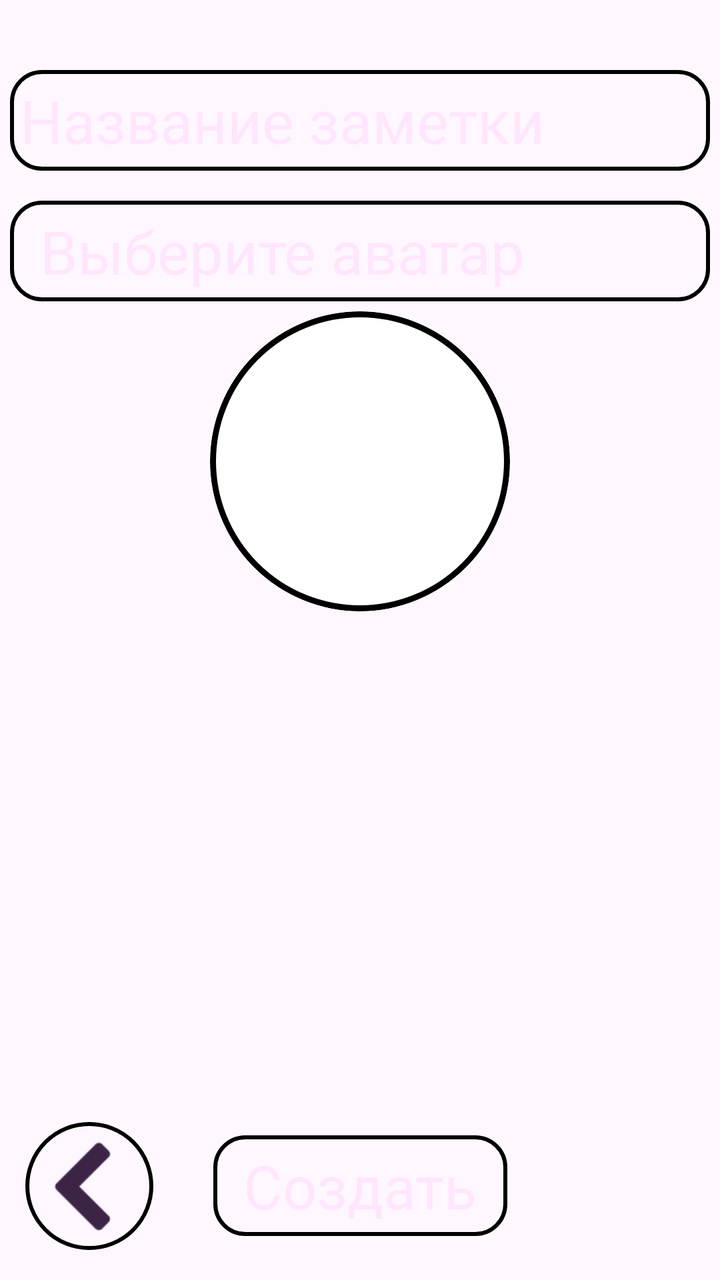
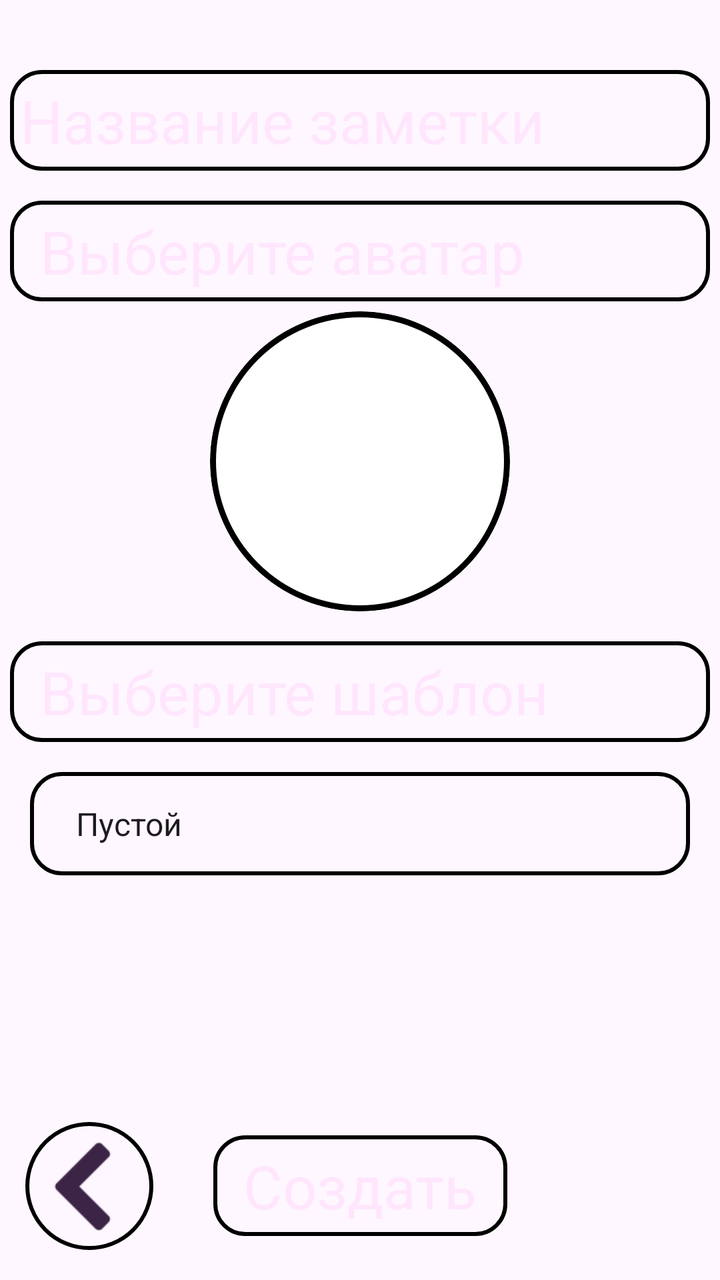

Screens rendered from an Android XML layout before and after an edit, with the pre-edit source and the edit as a unified diff.
<!-- AndroidManifest.xml: application theme Theme.CharaDesk -->
<!-- res/layout/activity_create_note.xml -->
<?xml version="1.0" encoding="utf-8"?>
<androidx.constraintlayout.widget.ConstraintLayout xmlns:android="http://schemas.android.com/apk/res/android"
    xmlns:app="http://schemas.android.com/apk/res-auto"
    xmlns:tools="http://schemas.android.com/tools"
    android:id="@+id/main"
    android:layout_width="match_parent"
    android:layout_height="match_parent"
    tools:context=".MainMenu">
    <EditText
        android:id="@+id/note_title"
        android:layout_width="match_parent"
        android:layout_height="wrap_content"
        android:background="@drawable/rounded_text_main"
        android:hint="Название заметки"
        android:textColorHint="?attr/colorHint"
        android:textColor="@color/white"
        android:maxLines="1"
        android:maxLength="30"
        android:inputType="text"
        android:ellipsize="end"
        android:textSize="@dimen/MainText"
        android:layout_marginTop="@dimen/marginTop"
        android:layout_marginLeft="@dimen/paddingL"
        android:layout_marginRight="@dimen/paddingL"
        android:paddingTop="@dimen/paddingL"
        android:paddingBottom="@dimen/paddingL"
        android:paddingRight="@dimen/paddingL"
        android:paddingLeft="@dimen/paddingL"
        android:clickable="true"
        android:focusable="true"

        app:layout_constraintTop_toTopOf="parent"/>

    <TextView
        android:id="@+id/subtitle"
        android:layout_width="match_parent"
        android:layout_height="wrap_content"
        android:text="Выберите аватар"
        android:textColor="@color/white"
        android:textSize="@dimen/MainText"
        android:background="@drawable/rounded_text_main"
        android:layout_marginTop="@dimen/paddingB"
        android:layout_marginLeft="@dimen/paddingL"
        android:layout_marginRight="@dimen/paddingL"
        android:paddingTop="@dimen/paddingL"
        android:paddingBottom="@dimen/paddingL"
        android:paddingRight="@dimen/paddingB"
        android:paddingLeft="@dimen/paddingB"

        app:layout_constraintTop_toBottomOf="@id/note_title" />

    <androidx.cardview.widget.CardView
        android:layout_width="150dp"
        android:layout_height="150dp"
        app:cardCornerRadius="75dp"
        app:cardElevation="0dp"
        android:clickable="true"
        android:focusable="true"
        android:onClick="onClickSelectAvatar"
        android:layout_marginTop="@dimen/paddingL"
        app:layout_constraintTop_toBottomOf="@id/subtitle"
        app:layout_constraintStart_toStartOf="parent"
        app:layout_constraintEnd_toEndOf="parent"
        >

        <View
            android:layout_width="match_parent"
            android:layout_height="match_parent"
            android:background="@drawable/rounded_avatar"/>

        <ImageView
            android:id="@+id/avatar_preview"
            android:layout_width="match_parent"
            android:layout_height="match_parent"
            android:src="@drawable/ic_image_placeholder"
            android:scaleType="centerCrop" />
    </androidx.cardview.widget.CardView>
    <LinearLayout
        android:layout_width="match_parent"
        android:layout_height="wrap_content"
        android:orientation="horizontal"
        android:layout_marginTop="@dimen/paddingL"
        android:gravity="center"
        app:layout_constraintBottom_toBottomOf="parent"
        >
        <ImageButton
            android:id="@+id/button_back"
            android:layout_width="64dp"
            android:layout_height="64dp"
            android:scaleType="centerCrop"
            android:src="@drawable/icon_back"
            android:padding="@dimen/paddingL"
            android:layout_margin="@dimen/paddingB"
            android:background="@drawable/rounded_buttons"
            app:tint="?attr/colorBorder"
            android:onClick="onClickBack"
            app:layout_constraintBottom_toBottomOf="parent"
            app:layout_constraintStart_toStartOf="parent">
        </ImageButton>
        <View
            android:layout_width="0dp"
            android:layout_height="0dp"
            android:layout_weight="1"/>
        <TextView
            android:layout_width="wrap_content"
            android:layout_height="wrap_content"
            android:text="@string/create"
            android:textColor="@color/white"
            android:textSize="@dimen/MainText"
            android:layout_margin="@dimen/paddingB"
            android:onClick="onClickSave"
            android:background="@drawable/rounded_text_main"
            android:paddingBottom="@dimen/paddingL"
            android:paddingRight="@dimen/paddingB"
            android:paddingTop="@dimen/paddingL"
            android:paddingLeft="@dimen/paddingB"
            app:layout_constraintStart_toStartOf="parent"
            app:layout_constraintEnd_toEndOf="parent"
            app:layout_constraintBottom_toBottomOf="parent"
            />
        <View
            android:layout_width="0dp"
            android:layout_height="0dp"
            android:layout_weight="1"/>
        <View
            android:layout_width="64dp"
            android:layout_height="64dp"
            android:layout_margin="@dimen/paddingB"/>
    </LinearLayout>

</androidx.constraintlayout.widget.ConstraintLayout>
<!-- resources referenced by this layout -->
<resources>
  <color name="white">#FFE6FD</color>
  <dimen name="MainText">30sp</dimen>
  <dimen name="marginTop">35dp</dimen>
  <dimen name="paddingB">15dp</dimen>
  <dimen name="paddingL">5dp</dimen>
  <!-- drawable ic_image_placeholder (drawable) -->
  <?xml version="1.0" encoding="utf-8"?>
  <selector xmlns:android="http://schemas.android.com/apk/res/android">
  
  </selector>
  <!-- drawable icon_back: png bitmap (drawable, 884 bytes) -->
  <!-- drawable rounded_avatar (drawable) -->
  <?xml version="1.0" encoding="utf-8"?>
  <shape xmlns:android="http://schemas.android.com/apk/res/android">
      <solid android:color="?attr/colorBackgroundSub" />
      <stroke
          android:width="3dp"
      android:color="?attr/colorBorder" />
      <corners android:radius="5000dp" />
  </shape>
  <!-- drawable rounded_buttons (drawable) -->
  <?xml version="1.0" encoding="utf-8"?>
  <shape xmlns:android="http://schemas.android.com/apk/res/android">
      <solid android:color="?attr/colorIcon" />
      <stroke
          android:width="2dp"
          android:color="?attr/colorIconBorder" />
      <corners android:radius="5000dp" />
  </shape>
  <!-- drawable rounded_text_main (drawable) -->
  <?xml version="1.0" encoding="utf-8"?>
  <shape xmlns:android="http://schemas.android.com/apk/res/android">
      <solid android:color="?attr/colorBackground" />
      <stroke
          android:width="2dp"
      android:color="?attr/colorBorder" />
      <corners android:radius="15dp" />
  </shape>
  <string name="create">Создать</string>
  <style name="Theme.CharaDesk" parent="Base.Theme.CharaDesk" />
  <style name="Base.Theme.CharaDesk" parent="Theme.Material3.DayNight.NoActionBar">
  
      </style>
</resources>

<!-- the commit's change to res/layout/activity_create_note.xml (unified diff, before → after) -->
@@ -50,6 +50,7 @@
         app:layout_constraintTop_toBottomOf="@id/note_title" />
 
     <androidx.cardview.widget.CardView
+        android:id="@+id/bottom_part"
         android:layout_width="150dp"
         android:layout_height="150dp"
         app:cardCornerRadius="75dp"
@@ -75,6 +76,33 @@
             android:src="@drawable/ic_image_placeholder"
             android:scaleType="centerCrop" />
     </androidx.cardview.widget.CardView>
+    <TextView
+        android:id="@+id/subsubtitle"
+        android:layout_width="match_parent"
+        android:layout_height="wrap_content"
+        android:text="Выберите шаблон"
+        android:textColor="@color/white"
+        android:textSize="@dimen/MainText"
+        android:background="@drawable/rounded_text_main"
+        android:layout_marginTop="@dimen/paddingB"
+        android:layout_marginLeft="@dimen/paddingL"
+        android:layout_marginRight="@dimen/paddingL"
+        android:paddingTop="@dimen/paddingL"
+        android:paddingBottom="@dimen/paddingL"
+        android:paddingRight="@dimen/paddingB"
+        android:paddingLeft="@dimen/paddingB"
+
+        app:layout_constraintTop_toBottomOf="@id/bottom_part" />
+    <Spinner
+        android:id="@+id/template_spinner"
+        android:layout_width="match_parent"
+        android:layout_height="wrap_content"
+        android:layout_margin="@dimen/paddingB"
+        android:padding="@dimen/paddingB"
+        android:entries="@array/templates_array"
+        android:background="@drawable/rounded_text_main"
+        app:layout_constraintTop_toBottomOf="@id/subsubtitle"
+        />
     <LinearLayout
         android:layout_width="match_parent"
         android:layout_height="wrap_content"
<!-- resource entries referenced after the edit -->
@@ -1,5 +1,10 @@
 <!-- resources referenced by this layout -->
 <resources>
+  <string-array name="templates_array">
+          <item>Пустой</item>
+          <item>Базовый персонаж</item>
+          <item>Чудо-юдо</item>
+      </string-array>
   <color name="white">#FFE6FD</color>
   <dimen name="MainText">30sp</dimen>
   <dimen name="marginTop">35dp</dimen>
